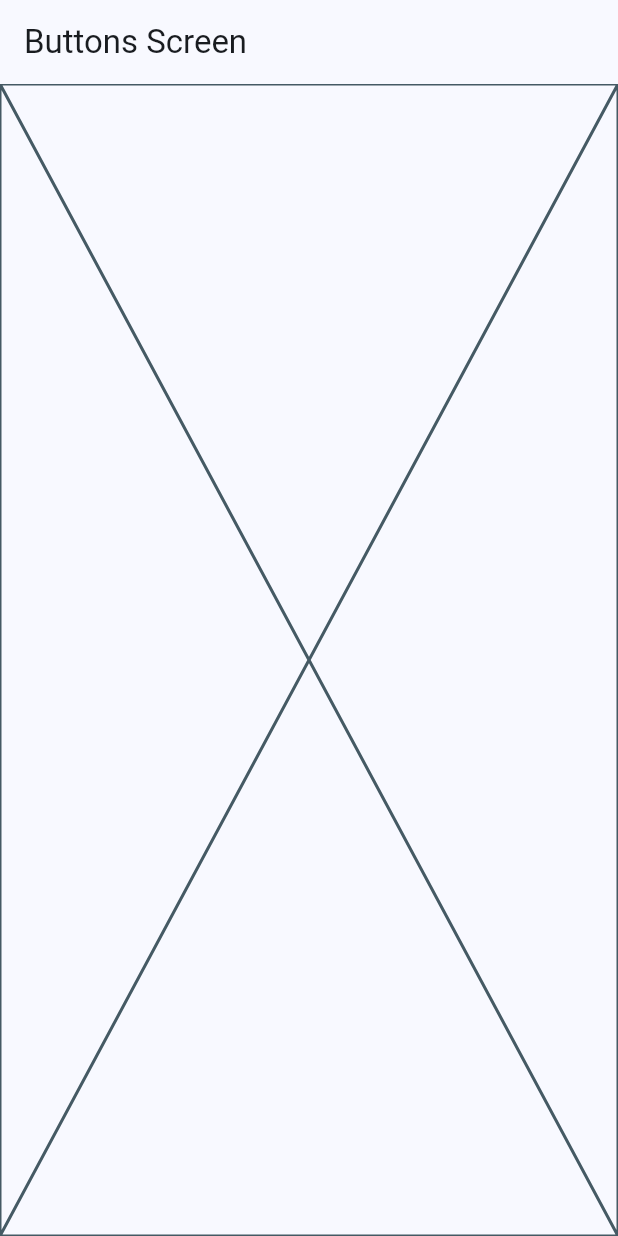
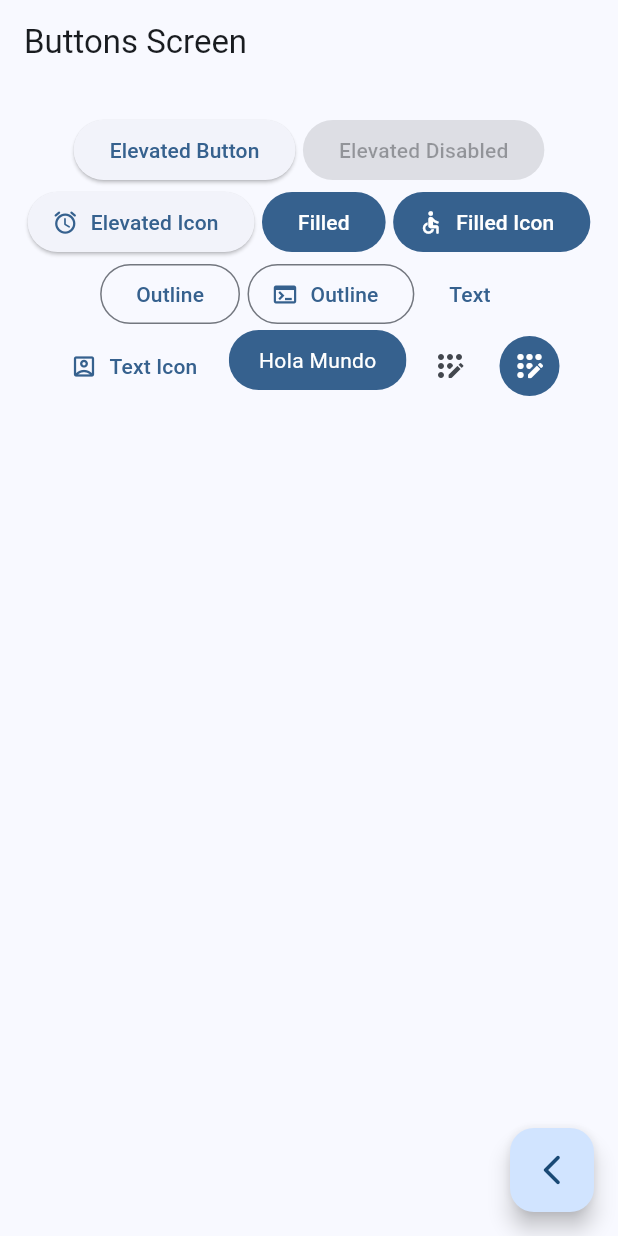
Before and after one commit to mdavidrodriguez/widgets_app, a Flutter app: the ButtonsScreen screen opened by its route, on a phone screen of 412 x 824 dp. Run offline on Flutter 3.47's test engine with Material 2 defaults, Android fonts, the phone set to English and light mode, and no system bars; our stand-ins replace go_router.

Commit message:
buttons screen finish

```diff
--- a/lib/presentation/screens/buttons/buttons_screen.dart
+++ b/lib/presentation/screens/buttons/buttons_screen.dart
@@ -1,8 +1,8 @@
 import 'package:flutter/material.dart';
+import 'package:go_router/go_router.dart';
 
 class ButtonsScreen extends StatelessWidget {
   static const String name = 'buttons_screen';
-
 
   const ButtonsScreen({super.key});
 
@@ -12,7 +12,97 @@ class ButtonsScreen extends StatelessWidget {
       appBar: AppBar(
         title: const Text('Buttons Screen'),
       ),
-      body: const Placeholder(),
+      body: const _ButtonsView(),
+      floatingActionButton: FloatingActionButton(
+        child: const Icon(Icons.arrow_back_ios_new_rounded),
+        onPressed: () {
+          context.pop();
+        },
+      ),
     );
   }
 }
+
+class _ButtonsView extends StatelessWidget {
+  const _ButtonsView();
+
+  @override
+  Widget build(BuildContext context) {
+    final colors = Theme.of(context).colorScheme;
+
+    return SizedBox(
+      width: double.infinity,
+      child: Padding(
+        padding: const EdgeInsets.symmetric(horizontal: 10, vertical: 20),
+        child: Wrap(
+          spacing: 5,
+          alignment: WrapAlignment.center,
+          children: [
+            ElevatedButton(
+                onPressed: () {}, child: const Text('Elevated Button')),
+            const ElevatedButton(
+                onPressed: null, child: Text('Elevated Disabled')),
+            ElevatedButton.icon(
+                onPressed: () {},
+                icon: const Icon(Icons.access_alarm_rounded),
+                label: const Text('Elevated Icon')),
+            FilledButton(onPressed: () {}, child: const Text('Filled')),
+            FilledButton.icon(
+                onPressed: () {},
+                icon: const Icon(Icons.accessible_rounded),
+                label: const Text('Filled Icon')),
+            OutlinedButton(onPressed: () {}, child: const Text('Outline')),
+            OutlinedButton.icon(
+              onPressed: () {},
+              icon: const Icon(Icons.terminal),
+              label: const Text('Outline'),
+            ),
+            TextButton(onPressed: () {}, child: const Text('Text')),
+            TextButton.icon(
+              onPressed: () {},
+              icon: const Icon(Icons.account_box_outlined),
+              label: const Text('Text Icon'),
+            ),
+
+            // Todo: Custom button
+
+            const CustomButton(),
+
+            IconButton(
+                onPressed: () {},
+                icon: const Icon(Icons.app_registration_rounded)),
+            IconButton(
+              onPressed: () {},
+              icon: const Icon(Icons.app_registration_rounded),
+              style: ButtonStyle(
+                backgroundColor: MaterialStatePropertyAll(colors.primary),
+                iconColor: const MaterialStatePropertyAll(Colors.white),
+              ),
+            ),
+          ],
+        ),
+      ),
+    );
+  }
+}
+
+class CustomButton extends StatelessWidget {
+  const CustomButton({super.key});
+
+  @override
+  Widget build(BuildContext context) {
+    final colors = Theme.of(context).colorScheme;
+    return ClipRRect(
+      borderRadius: BorderRadius.circular(20),
+      child: Material(
+        color: colors.primary,
+        child: InkWell(
+          onTap: () {},
+          child: Padding(
+              padding: EdgeInsets.symmetric(horizontal: 20, vertical: 10),
+              child: Text("Hola Mundo", style: TextStyle(color: Colors.white))),
+        ),
+      ),
+    );
+  }
+}
```
